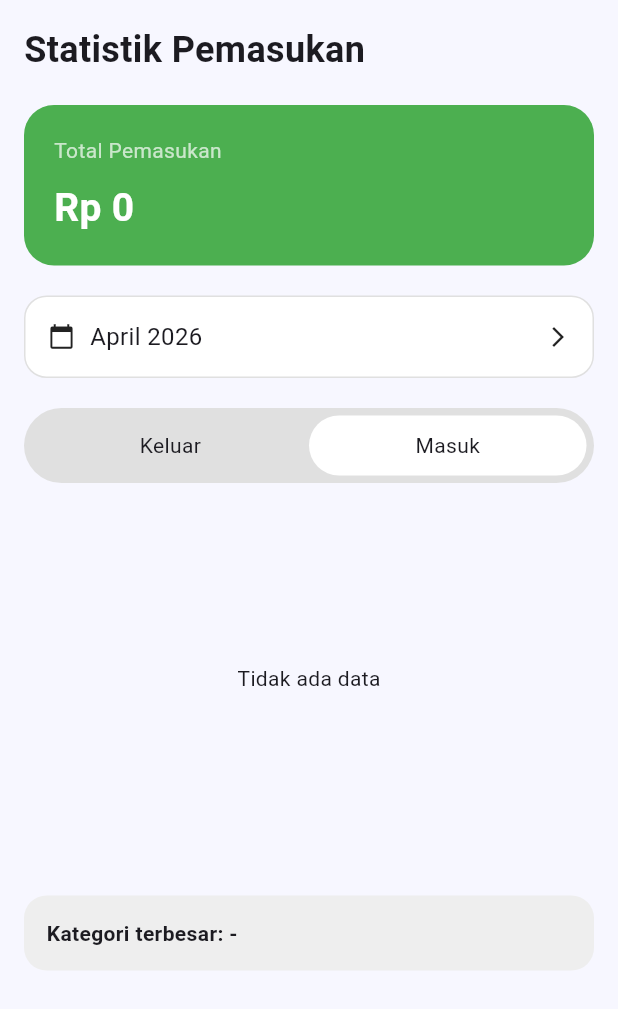
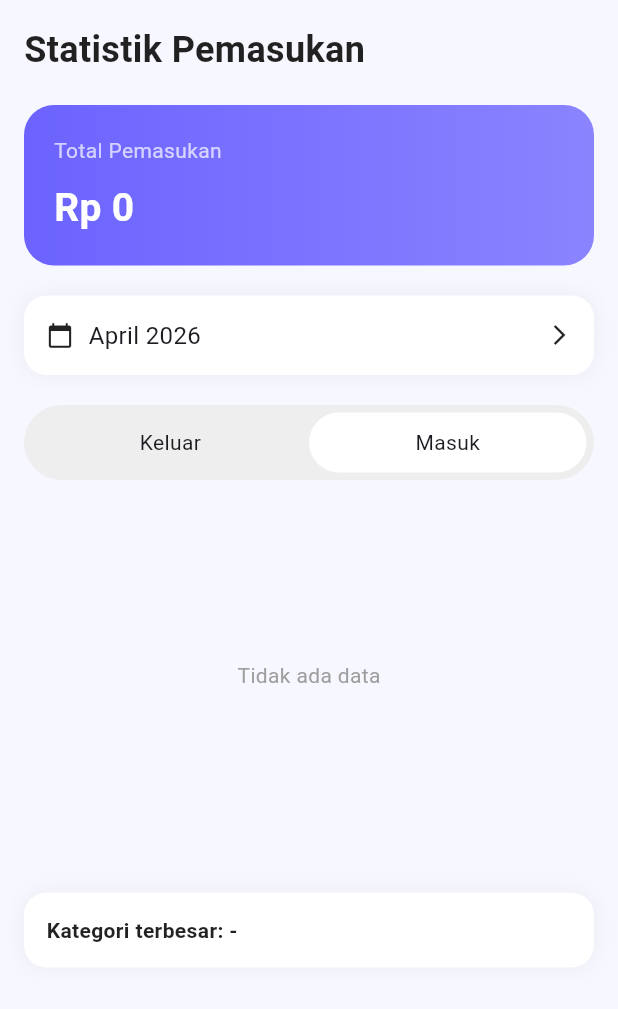
Before and after one commit to InsanNiaCahayaPutri/Implementasi-Wireframe-Part1, a Flutter app: the StatisticsScreen screen opened directly, on a phone screen of 412 x 824 dp. Shown: the top 1009 px of the screen. Run offline on Flutter 3.47's test engine with Material 3 defaults, Android fonts, the phone set to English and light mode, and no system bars; our stand-ins replace fl_chart.

Commit message:
ubah warna

```diff
--- a/money_tracker_insan/lib/main.dart
+++ b/money_tracker_insan/lib/main.dart
@@ -1,7 +1,15 @@
 import 'package:flutter/material.dart';
+import 'package:flutter/services.dart';
 import 'screens/splash_screen.dart';
 
 void main() {
+  SystemChrome.setSystemUIOverlayStyle(
+    const SystemUiOverlayStyle(
+      statusBarColor: Colors.transparent,
+      statusBarIconBrightness: Brightness.dark,
+    ),
+  );
+
   runApp(const MoneyTrackerApp());
 }
 
@@ -16,7 +24,6 @@ class MoneyTrackerApp extends StatelessWidget {
 
       theme: ThemeData(
         primaryColor: const Color(0xFF6C63FF),
-
         scaffoldBackgroundColor: const Color(0xFFF7F7FF),
 
         colorScheme: ColorScheme.fromSeed(
@@ -44,7 +51,6 @@ class MoneyTrackerApp extends StatelessWidget {
           style: ElevatedButton.styleFrom(
             backgroundColor: const Color(0xFF6C63FF),
             foregroundColor: Colors.white,
-            padding: const EdgeInsets.symmetric(vertical: 14),
             shape: RoundedRectangleBorder(
               borderRadius: BorderRadius.circular(12),
             ),
--- a/money_tracker_insan/lib/screens/dashboard_screen.dart
+++ b/money_tracker_insan/lib/screens/dashboard_screen.dart
@@ -17,7 +17,7 @@ class _DashboardScreenState extends State<DashboardScreen> {
   @override
   Widget build(BuildContext context) {
     return Scaffold(
-      backgroundColor: const Color.fromARGB(255, 232, 232, 238),
+      backgroundColor: const Color(0xFFF7F7FF),
       body: SafeArea(
         child: Padding(
           padding: const EdgeInsets.all(16),
--- a/money_tracker_insan/lib/screens/statistics_screen.dart
+++ b/money_tracker_insan/lib/screens/statistics_screen.dart
@@ -13,7 +13,6 @@ class _StatisticsScreenState extends State<StatisticsScreen> {
   bool isIncomeSelected = true;
   int selectedMonth = DateTime.now().month;
 
-  // 🔹 FORMAT BULAN
   String getMonthName(int month) {
     const months = [
       "Januari",
@@ -32,13 +31,21 @@ class _StatisticsScreenState extends State<StatisticsScreen> {
     return months[month - 1];
   }
 
-  // 🔹 PIE CHART (BEDA MASUK & KELUAR)
   Widget buildPieChart(Map<String, double> grouped) {
     final total = grouped.values.fold(0.0, (sum, v) => sum + v);
 
-    final incomeColors = [Colors.green, Colors.lightGreen, Colors.teal];
+    // 💜 SOFT COLOR SYSTEM (NO CLASH)
+    final incomeColors = [
+      const Color(0xFF4CAF50),
+      const Color(0xFF66BB6A),
+      const Color(0xFF81C784),
+    ];
 
-    final expenseColors = [Colors.red, Colors.orange, Colors.deepOrange];
+    final expenseColors = [
+      const Color(0xFFE57373),
+      const Color(0xFFEF5350),
+      const Color(0xFFE53935),
+    ];
 
     final colors = isIncomeSelected ? incomeColors : expenseColors;
 
@@ -47,12 +54,16 @@ class _StatisticsScreenState extends State<StatisticsScreen> {
         SizedBox(
           height: 220,
           child: grouped.isEmpty
-              ? const Center(child: Text("Tidak ada data"))
+              ? const Center(
+                  child: Text(
+                    "Tidak ada data",
+                    style: TextStyle(color: Colors.grey),
+                  ),
+                )
               : PieChart(
                   PieChartData(
                     sections: List.generate(grouped.length, (index) {
                       final entry = grouped.entries.elementAt(index);
-
                       final percentage = ((entry.value / total) * 100)
                           .toStringAsFixed(1);
 
@@ -76,7 +87,7 @@ class _StatisticsScreenState extends State<StatisticsScreen> {
 
         const SizedBox(height: 20),
 
-        // 🔹 LEGEND
+        // LEGEND
         Column(
           children: List.generate(grouped.length, (index) {
             final entry = grouped.entries.elementAt(index);
@@ -94,12 +105,17 @@ class _StatisticsScreenState extends State<StatisticsScreen> {
                   ),
                   const SizedBox(width: 8),
 
-                  Expanded(child: Text(entry.key)),
+                  Expanded(
+                    child: Text(
+                      entry.key,
+                      style: const TextStyle(color: Colors.black87),
+                    ),
+                  ),
 
                   Text(
                     "Rp ${entry.value.toStringAsFixed(0)}",
-                    style: TextStyle(
-                      color: isIncomeSelected ? Colors.green : Colors.red,
+                    style: const TextStyle(
+                      color: Colors.black87,
                       fontWeight: FontWeight.bold,
                     ),
                   ),
@@ -117,26 +133,23 @@ class _StatisticsScreenState extends State<StatisticsScreen> {
     final service = TransactionService.instance;
     final transactions = service.getTransactions();
 
-    // 🔹 FILTER
     final filtered = transactions.where((t) {
       return t.isIncome == isIncomeSelected && t.date.month == selectedMonth;
     }).toList();
 
-    // 🔹 TOTAL
     double total = filtered.fold(0, (sum, t) => sum + t.amount);
 
-    // 🔹 GROUP
     Map<String, double> grouped = {};
     for (var t in filtered) {
       grouped[t.title] = (grouped[t.title] ?? 0) + t.amount;
     }
 
-    // 🔹 INSIGHT
     String topCategory = grouped.isEmpty
         ? "-"
         : grouped.entries.reduce((a, b) => a.value > b.value ? a : b).key;
 
     return Scaffold(
+      backgroundColor: const Color(0xFFF7F7FF),
       body: SafeArea(
         child: Padding(
           padding: const EdgeInsets.all(16),
@@ -150,17 +163,20 @@ class _StatisticsScreenState extends State<StatisticsScreen> {
                 style: const TextStyle(
                   fontSize: 24,
                   fontWeight: FontWeight.bold,
+                  color: Colors.black87,
                 ),
               ),
 
               const SizedBox(height: 20),
 
-              // 🔹 CARD TOTAL
+              // 💜 TOTAL CARD (UNGU CLEAN)
               Container(
                 width: double.infinity,
                 padding: const EdgeInsets.all(20),
                 decoration: BoxDecoration(
-                  color: isIncomeSelected ? Colors.green : Colors.red,
+                  gradient: const LinearGradient(
+                    colors: [Color(0xFF6C63FF), Color(0xFF8A84FF)],
+                  ),
                   borderRadius: BorderRadius.circular(20),
                 ),
                 child: Column(
@@ -187,7 +203,7 @@ class _StatisticsScreenState extends State<StatisticsScreen> {
 
               const SizedBox(height: 20),
 
-              // 🔹 FILTER BULAN
+              // 📅 MONTH PICKER
               GestureDetector(
                 onTap: () async {
                   final picked = await showDatePicker(
@@ -205,14 +221,16 @@ class _StatisticsScreenState extends State<StatisticsScreen> {
                 },
                 child: Container(
                   width: double.infinity,
-                  padding: const EdgeInsets.symmetric(
-                    horizontal: 15,
-                    vertical: 15,
-                  ),
+                  padding: const EdgeInsets.all(15),
                   decoration: BoxDecoration(
                     color: Colors.white,
                     borderRadius: BorderRadius.circular(15),
-                    border: Border.all(color: Colors.grey.shade300),
+                    boxShadow: [
+                      BoxShadow(
+                        color: Colors.black.withOpacity(0.05),
+                        blurRadius: 10,
+                      ),
+                    ],
                   ),
                   child: Row(
                     mainAxisAlignment: MainAxisAlignment.spaceBetween,
@@ -235,11 +253,11 @@ class _StatisticsScreenState extends State<StatisticsScreen> {
 
               const SizedBox(height: 20),
 
-              // 🔹 TOGGLE
+              // TOGGLE
               Container(
                 padding: const EdgeInsets.all(5),
                 decoration: BoxDecoration(
-                  color: Colors.grey.shade300,
+                  color: Colors.grey.shade200,
                   borderRadius: BorderRadius.circular(30),
                 ),
                 child: Row(
@@ -288,22 +306,30 @@ class _StatisticsScreenState extends State<StatisticsScreen> {
 
               const SizedBox(height: 20),
 
-              // 🔹 PIE CHART
               buildPieChart(grouped),
 
               const SizedBox(height: 15),
 
-              // 🔹 INSIGHT
+              // INSIGHT CARD
               Container(
                 width: double.infinity,
                 padding: const EdgeInsets.all(15),
                 decoration: BoxDecoration(
-                  color: Colors.grey.shade200,
+                  color: Colors.white,
                   borderRadius: BorderRadius.circular(15),
+                  boxShadow: [
+                    BoxShadow(
+                      color: Colors.black.withOpacity(0.05),
+                      blurRadius: 10,
+                    ),
+                  ],
                 ),
                 child: Text(
                   "Kategori terbesar: $topCategory",
-                  style: const TextStyle(fontWeight: FontWeight.bold),
+                  style: const TextStyle(
+                    fontWeight: FontWeight.bold,
+                    color: Colors.black87,
+                  ),
                 ),
               ),
             ],
```
